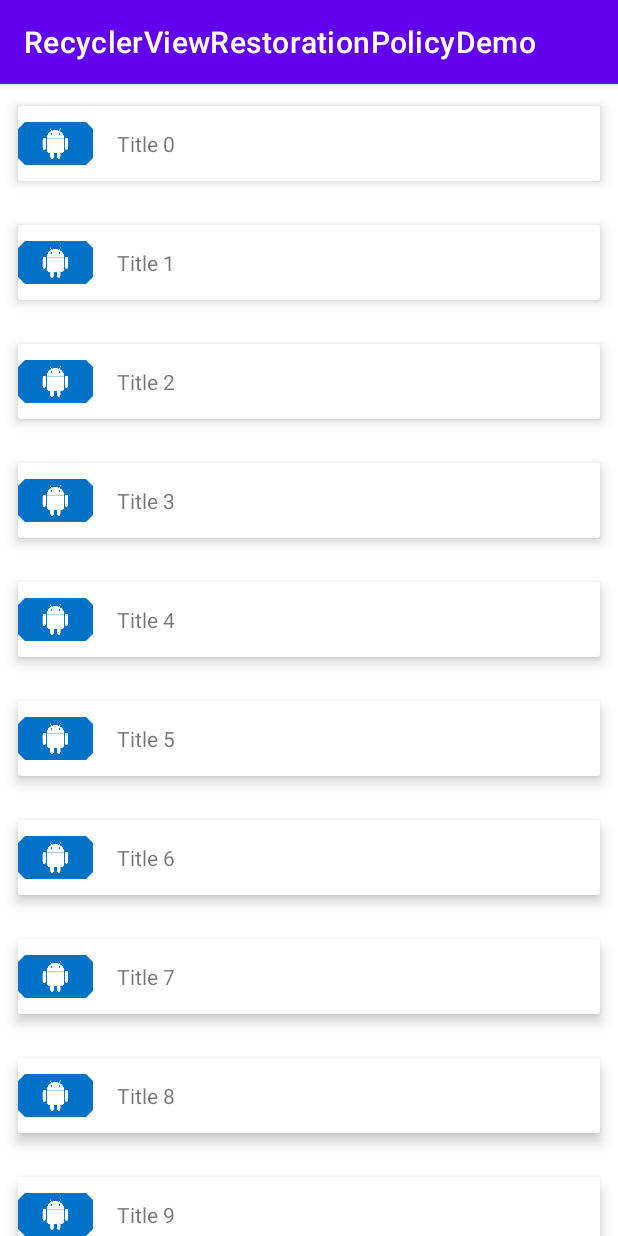
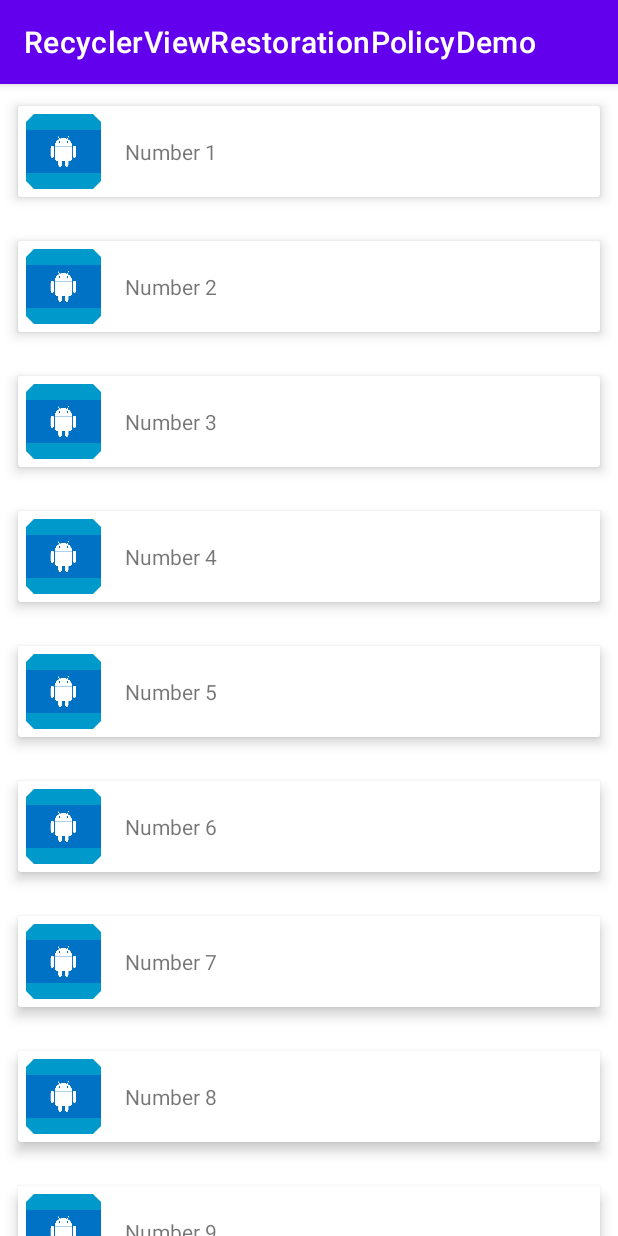
Before and after one commit to swatiomar27/RecyclerViewRestorationStateDemo, an Android app: the AllowSyncActivity screen opened directly, with no data from a screen before it, on a phone screen of 412 x 824 dp. Run offline under Robolectric (Android 15) with nearby library versions, the phone set to English and light mode, and no system bars; our stand-ins replace Picasso; pictures from the network do not load.

Commit message:
Crash and minor fixes

```diff
--- a/app/src/main/java/com/swati/recyclerviewrestorationpolicydemo/ui/adapter/DataAdapter.kt
+++ b/app/src/main/java/com/swati/recyclerviewrestorationpolicydemo/ui/adapter/DataAdapter.kt
@@ -40,7 +40,7 @@ class DataAdapter(private var dataList: List<DataModel>) :
     }
 
     class ViewHolder(itemLayoutView: View) : RecyclerView.ViewHolder(itemLayoutView) {
-        var titleTextView: TextView = itemLayoutView.findViewById(R.id.title)
+        var titleTextView: TextView = itemLayoutView.findViewById(R.id.tv_title)
         var ivUrl: ShapeableImageView = itemLayoutView.findViewById(R.id.iv_url)
     }
 
--- a/app/src/main/java/com/swati/recyclerviewrestorationpolicydemo/ui/adapter/RestoreDemoAdapter.kt
+++ b/app/src/main/java/com/swati/recyclerviewrestorationpolicydemo/ui/adapter/RestoreDemoAdapter.kt
@@ -1,6 +1,5 @@
 package com.swati.recyclerviewrestorationpolicydemo.ui.adapter
 
-import android.annotation.SuppressLint
 import android.view.LayoutInflater
 import android.view.View
 import android.view.ViewGroup
@@ -28,11 +27,10 @@ class RestoreDemoAdapter(private var dataList: ArrayList<String>) :
     }
 
     inner class DemoViewHolder(itemView: View) : RecyclerView.ViewHolder(itemView) {
-        @SuppressLint("SetTextI18n")
         fun bind(position: Int) {
             val tvTitle = itemView.findViewById<TextView>(R.id.tv_title)
             val ivUrl = itemView.findViewById<ShapeableImageView>(R.id.iv_url)
-            tvTitle.text = "Title $position"
+            tvTitle.text = dataList[position]
             Picasso.get().load(R.drawable.ic_android_logo).into(ivUrl)
         }
     }
--- a/app/src/main/res/layout/list_item_home.xml
+++ b/app/src/main/res/layout/list_item_home.xml
@@ -10,6 +10,7 @@
     app:cardUseCompatPadding="true">
 
     <RelativeLayout
+        android:padding="@dimen/margin_5dp"
         android:layout_width="match_parent"
         android:layout_height="wrap_content">
 
@@ -18,7 +19,7 @@
             android:layout_width="@dimen/image_view_specs"
             android:layout_height="@dimen/image_view_specs"
             android:layout_centerVertical="true"
-            android:background="@color/white"
+            android:background="@android:color/holo_blue_dark"
             app:shapeAppearance="@color/black"
             app:shapeAppearanceOverlay="@style/ShapeAppearanceOverlay.App.CornerCut"
             tools:src="@android:drawable/ic_btn_speak_now" />
--- a/app/src/main/res/values/themes.xml
+++ b/app/src/main/res/values/themes.xml
@@ -15,7 +15,7 @@
     </style>
 
     <style name="ShapeAppearanceOverlay.App.CornerCut" parent="">
-        <item name="cornerSize">15dp</item>
+        <item name="cornerSize">5dp</item>
         <item name="cornerFamily">cut</item>
     </style>
 </resources>
```
Also changed, not shown: app/src/main/res/layout/activity_main.xml (+5 -5 lines).
